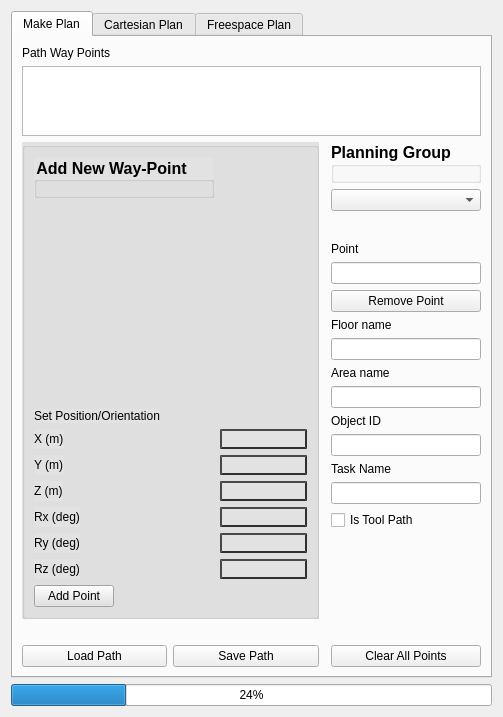
Before: the Qt Designer form moveit_cartesian_plan_plugin/src/widgets/path_planning_widget.ui in peanut-robotics/fermi, drawn with Qt 5.
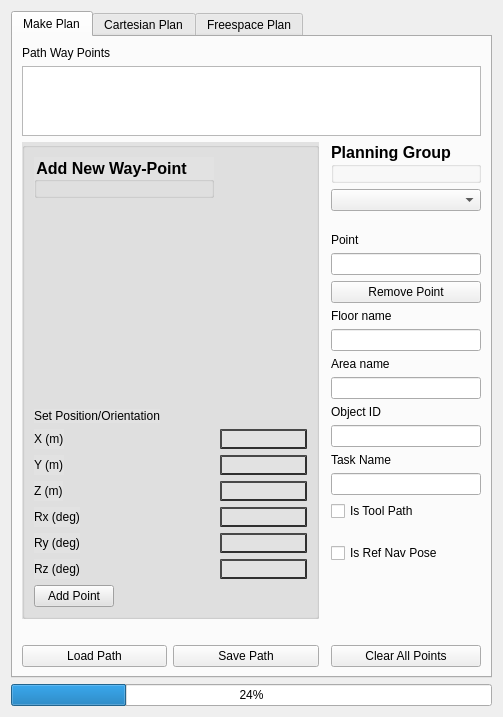
After: the same form once the commit is applied.

Commit message: Add reference nav pose button

```diff
--- a/moveit_cartesian_plan_plugin/src/widgets/path_planning_widget.ui
+++ b/moveit_cartesian_plan_plugin/src/widgets/path_planning_widget.ui
@@ -137,7 +137,7 @@
          <item row="17" column="0">
           <widget class="QLineEdit" name="task_name_line_edit"/>
          </item>
-         <item row="20" column="0">
+         <item row="21" column="0">
           <spacer name="verticalSpacer_2">
            <property name="orientation">
             <enum>Qt::Vertical</enum>
@@ -200,6 +200,13 @@
          <item row="2" column="0">
           <layout class="QVBoxLayout" name="verticalLayout_2"/>
          </item>
+         <item row="20" column="0">
+          <widget class="QCheckBox" name="chk_is_ref_nav_pose">
+           <property name="text">
+            <string>Is Ref Nav Pose</string>
+           </property>
+          </widget>
+         </item>
         </layout>
        </item>
        <item row="7" column="0" colspan="2">
```
